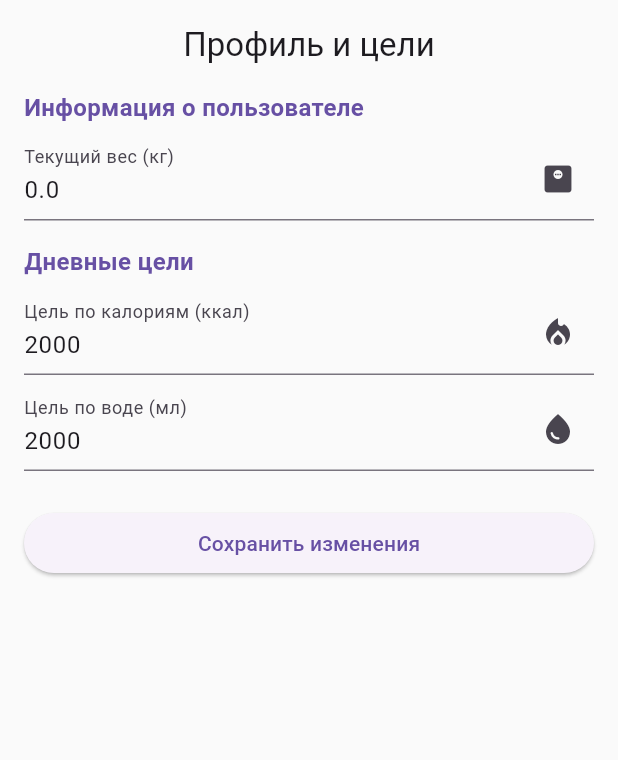
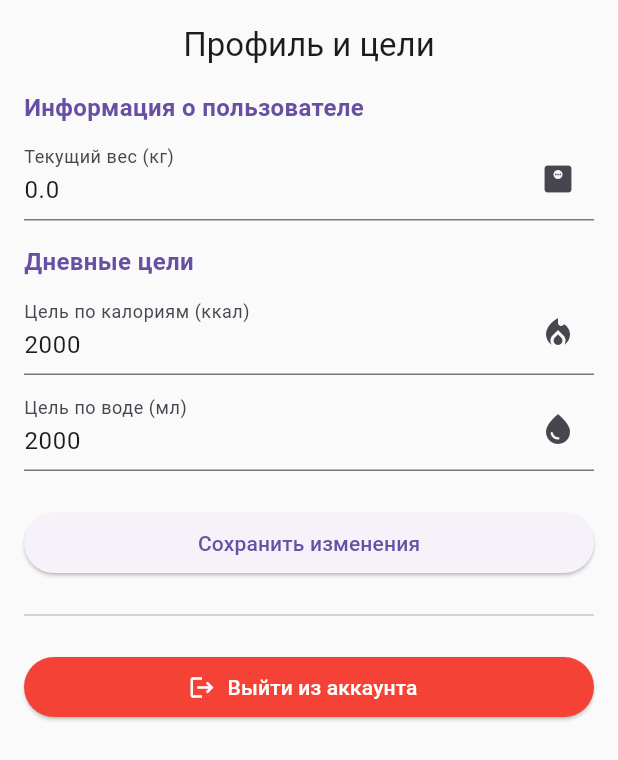
Before and after one commit to LysinKirill/FitTrack, a Flutter app: the SettingsBottomSheet widget shown alone on an empty page, opened directly with empty values, on a phone screen of 412 x 824 dp. Shown: the top 760 px of the screen. Run offline on Flutter 3.47's test engine with Material 3 defaults, Android fonts, the phone set to English and light mode, and no system bars; our stand-ins replace sqflite; accounts and stored records are empty.

Commit message:
logout button

```diff
--- a/lib/widgets/setting_bottom_sheet.dart
+++ b/lib/widgets/setting_bottom_sheet.dart
@@ -2,11 +2,14 @@ import 'package:flutter/material.dart';
 import 'package:fit_track/models/user.dart';
 import 'package:fit_track/services/database/db_helper.dart';
 import 'package:fit_track/services/database/user_repository.dart';
+import 'package:fit_track/services/auth_service.dart';
+import 'package:fit_track/screens/auth/login_screen.dart';
 
 class SettingsBottomSheet extends StatefulWidget {
   final User user;
+  final AuthService? authService;
 
-  const SettingsBottomSheet({super.key, required this.user});
+  const SettingsBottomSheet({super.key, required this.user, this.authService});
 
   @override
   _SettingsBottomSheetState createState() => _SettingsBottomSheetState();
@@ -121,6 +124,21 @@ class _SettingsBottomSheetState extends State<SettingsBottomSheet> {
                     )
                     : const Text('Сохранить изменения'),
           ),
+
+          const SizedBox(height: 16),
+          const Divider(),
+          const SizedBox(height: 16),
+
+          // Logout button
+          ElevatedButton.icon(
+            onPressed: _logout,
+            icon: const Icon(Icons.logout),
+            label: const Text('Выйти из аккаунта'),
+            style: ElevatedButton.styleFrom(
+              backgroundColor: Colors.red,
+              foregroundColor: Colors.white,
+            ),
+          ),
         ],
       ),
     );
@@ -178,6 +196,35 @@ class _SettingsBottomSheetState extends State<SettingsBottomSheet> {
     }
   }
 
+  // Method to handle user logout
+  Future<void> _logout() async {
+    try {
+      // If authService is provided, call its logout method
+      if (widget.authService != null) {
+        await widget.authService!.logout();
+      }
+
+      // Navigate to login screen and clear navigation stack
+      if (mounted) {
+        Navigator.of(context).pushAndRemoveUntil(
+          MaterialPageRoute(
+            builder:
+                (context) => LoginScreen(
+                  authService: AuthService(DatabaseHelper.instance),
+                ),
+          ),
+          (route) => false, // Remove all previous routes
+        );
+      }
+    } catch (e) {
+      if (mounted) {
+        ScaffoldMessenger.of(context).showSnackBar(
+          SnackBar(content: Text('Ошибка при выходе из аккаунта: $e')),
+        );
+      }
+    }
+  }
+
   @override
   void dispose() {
     _calorieController.dispose();
```
Also changed, not shown: lib/services/auth_service.dart (+7 -0 lines).
